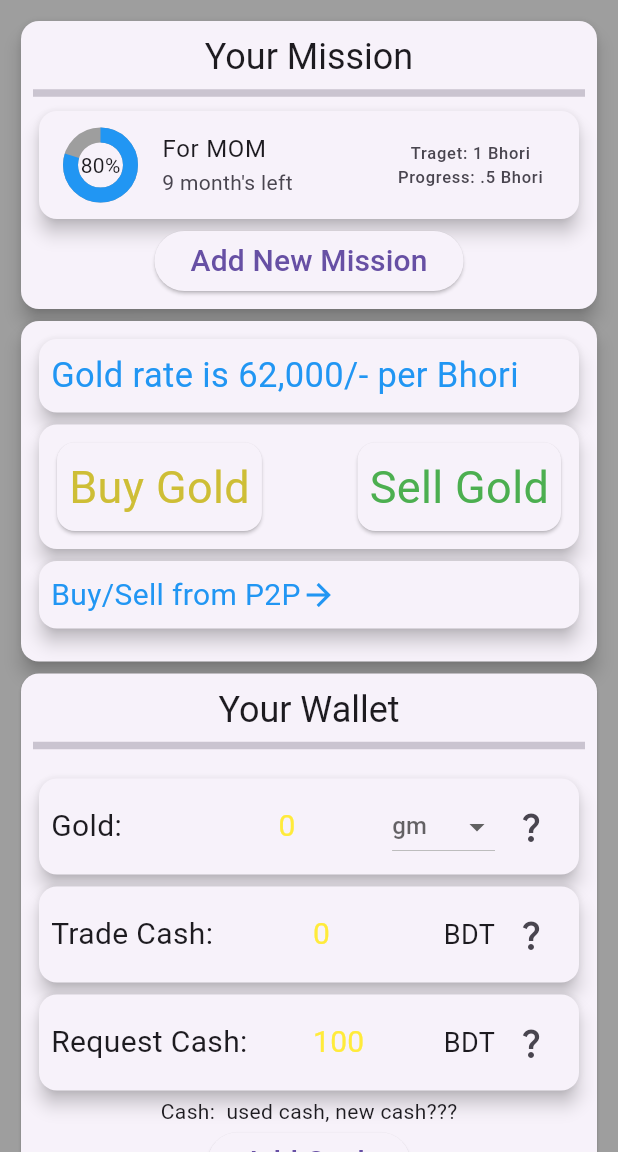
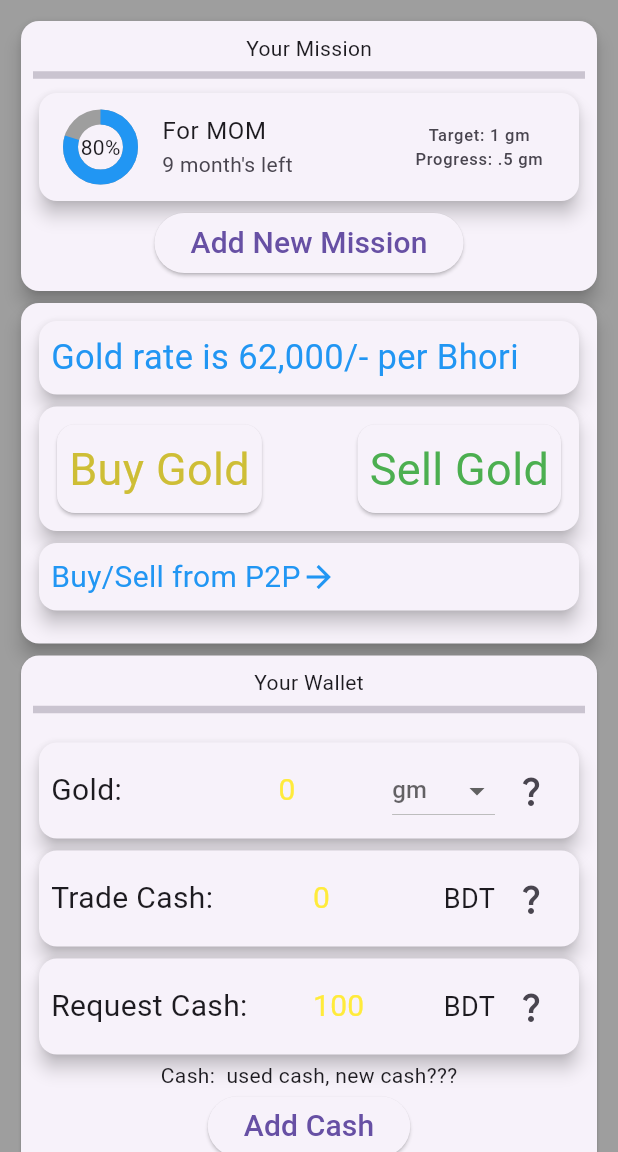
Before and after one commit to nahidhasannoyon/gold_reserver, a Flutter app: the screen it shows after launch, on a phone screen of 412 x 824 dp, the part 84-1236 px from its top. Run offline on Flutter 3.47's test engine with Material 3 defaults, Android fonts, the phone set to English and light mode, and no system bars; drawn by our look-alikes of percent_indicator; our stand-ins replace pull_to_refresh.

Commit message:
update project configuration and improve widget styles

```diff
--- a/lib/screens/buy_sell_gold_screen/buy_sell_from_p2p_widget.dart
+++ b/lib/screens/buy_sell_gold_screen/buy_sell_from_p2p_widget.dart
@@ -12,12 +12,12 @@ class BuySellFromP2PWidget extends StatelessWidget {
       onTap: () {
         Navigator.of(context).pushNamed(PageNotReady.routeName);
       },
-      child: Card(
+      child: const Card(
         elevation: 5,
         child: Padding(
-          padding: const EdgeInsets.all(8.0),
+          padding: EdgeInsets.all(8.0),
           child: Row(
-            children: const [
+            children: [
               Text(
                 'Buy/Sell from P2P',
                 style: TextStyle(
--- a/lib/screens/dashboard_screen/dashboard_screen.dart
+++ b/lib/screens/dashboard_screen/dashboard_screen.dart
@@ -21,11 +21,11 @@ class _DashboardScreenState extends State<DashboardScreen> {
         title: const Text('Dashboard'),
       ),
       backgroundColor: Colors.grey,
-      body: SingleChildScrollView(
+      body: const SingleChildScrollView(
         child: Padding(
-          padding: const EdgeInsets.all(10.0),
+          padding: EdgeInsets.all(10.0),
           child: Column(
-            children: const [
+            children: [
               YourMissionWidget(),
               BuySellGoldWidget(),
               YourWalletWidget(),
--- a/lib/screens/menu_drawer_item.dart
+++ b/lib/screens/menu_drawer_item.dart
@@ -3,13 +3,13 @@ import 'package:flutter/material.dart';
 class MenuDrawerItem extends StatefulWidget {
   final IconData icon;
   final String text;
-  final navigateTo;
+  final String navigateTo;
 
   const MenuDrawerItem({
     Key? key,
     required this.icon,
     required this.text,
-    this.navigateTo,
+    required this.navigateTo,
   }) : super(key: key);
 
   @override
--- a/lib/screens/withdraw_selection_screen/withdraw_selection_screen.dart
+++ b/lib/screens/withdraw_selection_screen/withdraw_selection_screen.dart
@@ -145,8 +145,8 @@ class _WithDrawSelectionScreenState extends State<WithDrawSelectionScreen> {
                         const Divider(
                           thickness: 5,
                         ),
-                        Row(
-                          children: const [
+                        const Row(
+                          children: [
                             Padding(
                               padding: EdgeInsets.all(8.0),
                               child: Text("Show No:- ",
--- a/lib/screens/your_mission_Screen/your_mission_widget.dart
+++ b/lib/screens/your_mission_Screen/your_mission_widget.dart
@@ -19,7 +19,7 @@ class YourMissionWidget extends StatelessWidget {
             Center(
               child: Text(
                 'Your Mission',
-                style: Theme.of(context).textTheme.headline5,
+                style: Theme.of(context).textTheme.bodyMedium,
               ),
             ),
             const Divider(
@@ -70,7 +70,7 @@ class YourMissionWidget extends StatelessWidget {
                       ),
                     ),
                     onDismissed: (direction) {
-                      Scaffold.of(context).showSnackBar(
+                      ScaffoldMessenger.of(context).showSnackBar(
                         const SnackBar(
                           content: Text('Mission dismissed'),
                         ),
@@ -92,11 +92,11 @@ class YourMissionWidget extends StatelessWidget {
                       ),
                       title: const Text('For MOM'),
                       subtitle: const Text('9 month\'s left'),
-                      trailing: Column(
+                      trailing: const Column(
                         mainAxisAlignment: MainAxisAlignment.center,
-                        children: const [
-                          Text('Traget: 1 Bhori'),
-                          Text('Progress: .5 Bhori'),
+                        children: [
+                          Text('Target: 1 gm'),
+                          Text('Progress: .5 gm'),
                         ],
                       ),
                     ),
--- a/lib/screens/your_wallet_screen/trade_cash_widget.dart
+++ b/lib/screens/your_wallet_screen/trade_cash_widget.dart
@@ -1,9 +1,9 @@
 import 'package:flutter/material.dart';
 
 class CashCardWidget extends StatelessWidget {
-  final cashType;
-  final cashAmount;
-  final cashDescription;
+  final String cashType;
+  final String cashAmount;
+  final String cashDescription;
 
   const CashCardWidget({
     super.key,
--- a/lib/screens/your_wallet_screen/your_wallet_widget.dart
+++ b/lib/screens/your_wallet_screen/your_wallet_widget.dart
@@ -25,7 +25,7 @@ class YourWalletWidget extends StatelessWidget {
             Center(
               child: Text(
                 'Your Wallet',
-                style: Theme.of(context).textTheme.headline5,
+                style: Theme.of(context).textTheme.bodyMedium,
               ),
             ),
             const Divider(
```
Also changed, not shown: lib/screens/edit_profile_screen.dart/edit_profile_screen.dart (+29 -27 lines), lib/screens/history_screen/bdt_history_widget.dart (+12 -18 lines), lib/screens/selected_shop_screen/selected_shop_screen.dart (+4 -4 lines), lib/screens/withdraw_screen.dart/withdraw_screen.dart (+4 -4 lines), pubspec.lock, 5 other files.
